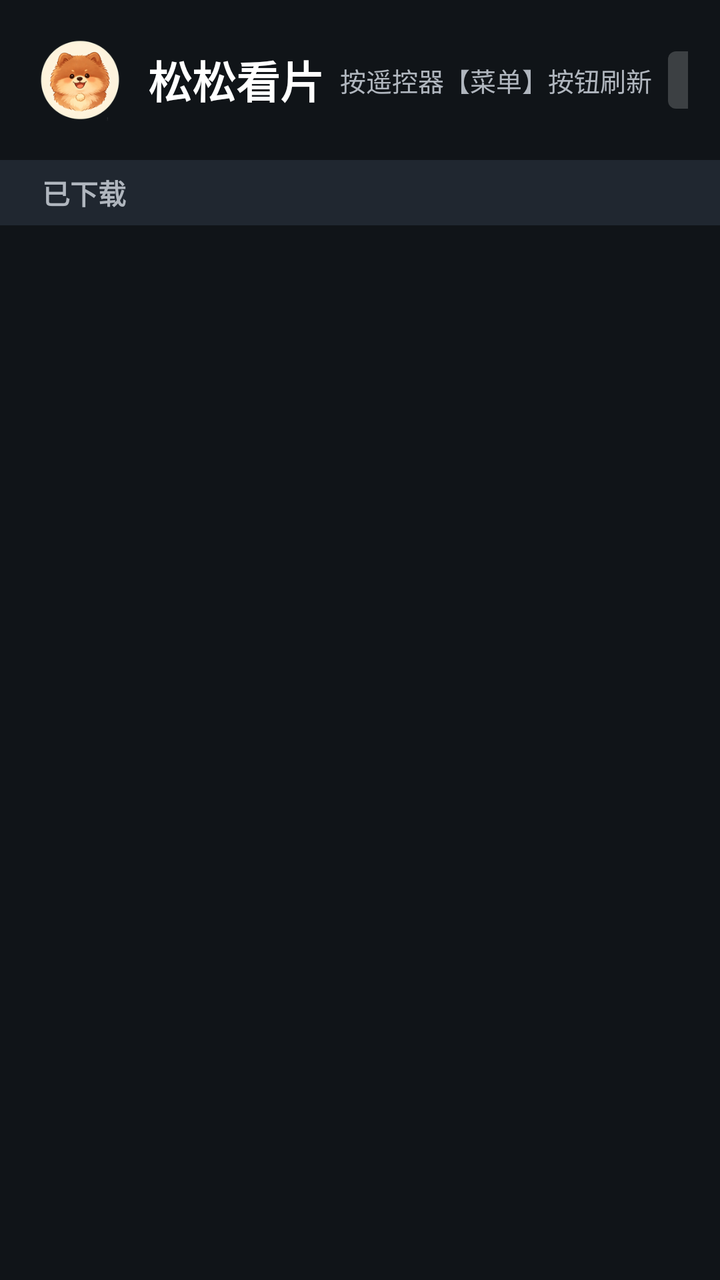
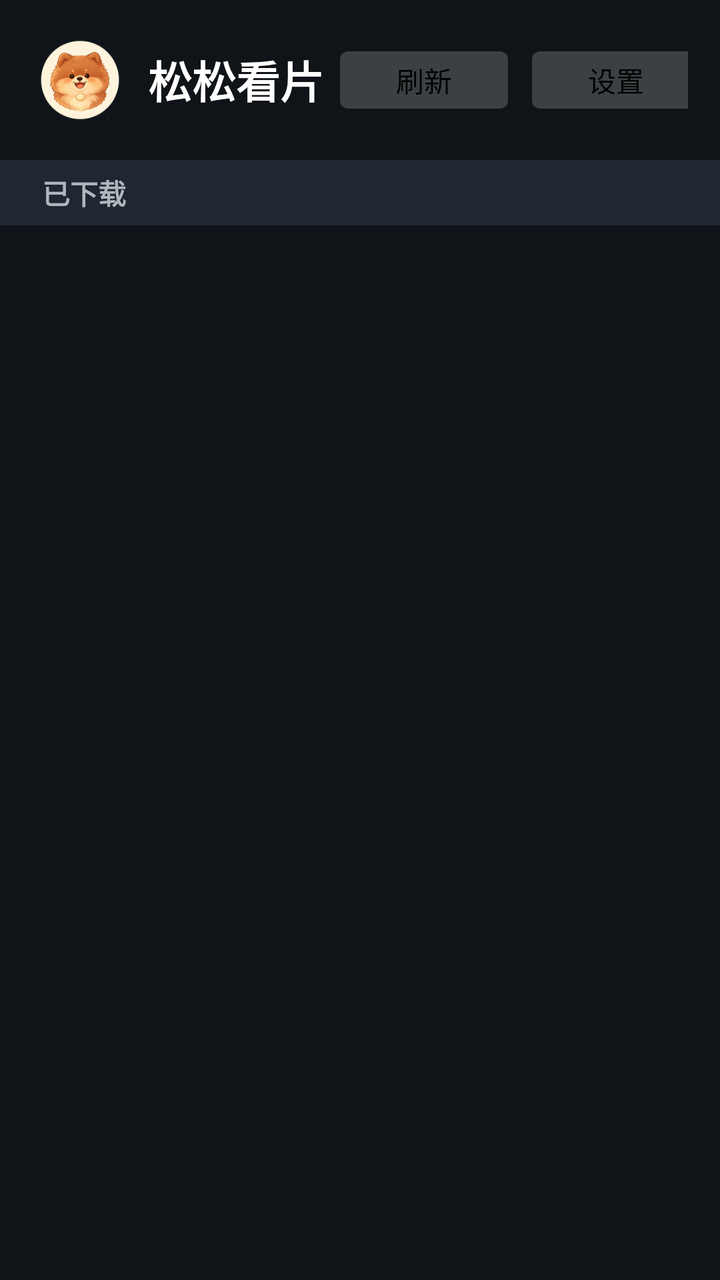

Compare the two renders of this Android layout. The source of the first and the diff that turns it into the second are given below.
<!-- AndroidManifest.xml: another module's application theme Theme.MailM3U8 -->
<!-- res/layout/activity_list.xml -->
<?xml version="1.0" encoding="utf-8"?>
<LinearLayout xmlns:android="http://schemas.android.com/apk/res/android"
    android:layout_width="match_parent"
    android:layout_height="match_parent"
    android:orientation="vertical"
    android:background="@color/bg">

    
    <LinearLayout
        android:layout_width="match_parent"
        android:layout_height="wrap_content"
        android:orientation="horizontal"
        android:gravity="center_vertical"
        android:padding="16dp">

        
        <ImageView
            android:id="@+id/ivIcon"
            android:layout_width="48dp"
            android:layout_height="48dp"
            android:layout_marginEnd="10dp"
            android:background="@drawable/bg_icon_focus"
            android:contentDescription="@string/app_name"
            android:focusable="true"
            android:focusableInTouchMode="true"
            android:padding="3dp"
            android:src="@drawable/ic_head" />

        <TextView
            android:id="@+id/tvTitle"
            android:layout_width="wrap_content"
            android:layout_height="wrap_content"
            android:text="@string/app_name"
            android:textColor="@color/text_primary"
            android:textSize="22sp"
            android:textStyle="bold" />

        
        <TextView
            android:id="@+id/tvVersion"
            android:layout_width="wrap_content"
            android:layout_height="wrap_content"
            android:layout_marginStart="8dp"
            android:text=""
            android:textColor="@color/text_secondary"
            android:textSize="14sp" />

        <View
            android:layout_width="0dp"
            android:layout_height="1dp"
            android:layout_weight="1" />

        <TextView
            android:layout_width="wrap_content"
            android:layout_height="wrap_content"
            android:text="按遥控器【菜单】按钮刷新"
            android:textColor="@color/text_secondary"
            android:textSize="13sp"
            android:layout_marginEnd="8dp" />

        <Button
            android:id="@+id/btnRefresh"
            android:layout_width="84dp"
            android:layout_height="wrap_content"
            android:focusable="true"
            android:focusableInTouchMode="true"
            android:background="@drawable/bg_btn_selector"
            android:gravity="center"
            android:textSize="14sp"
            android:minWidth="0dp"
            android:minHeight="0dp"
            android:paddingTop="4dp"
            android:paddingBottom="4dp"
            android:text="@string/action_refresh" />

        <Button
            android:id="@+id/btnSettings"
            android:layout_width="84dp"
            android:layout_height="wrap_content"
            android:layout_marginStart="12dp"
            android:focusable="true"
            android:focusableInTouchMode="true"
            android:background="@drawable/bg_btn_selector"
            android:gravity="center"
            android:textSize="14sp"
            android:minWidth="0dp"
            android:minHeight="0dp"
            android:paddingTop="4dp"
            android:paddingBottom="4dp"
            android:text="@string/action_settings" />

        <Button
            android:id="@+id/btnSearch"
            android:layout_width="84dp"
            android:layout_height="wrap_content"
            android:layout_marginStart="12dp"
            android:focusable="true"
            android:focusableInTouchMode="true"
            android:background="@drawable/bg_btn_selector"
            android:gravity="center"
            android:textSize="14sp"
            android:minWidth="0dp"
            android:minHeight="0dp"
            android:paddingTop="4dp"
            android:paddingBottom="4dp"
            android:text="@string/action_search" />
    </LinearLayout>

    
    <LinearLayout
        android:layout_width="match_parent"
        android:layout_height="wrap_content"
        android:orientation="horizontal"
        android:gravity="center_vertical"
        android:background="@color/bg_header"
        android:paddingStart="10dp"
        android:paddingEnd="10dp"
        android:paddingTop="6dp"
        android:paddingBottom="6dp">

        
        <TextView
            android:layout_width="64dp"
            android:layout_height="wrap_content"
            android:text="@string/dl_col_downloaded"
            android:textColor="@color/text_secondary"
            android:textSize="14sp"
            android:textStyle="bold"
            android:gravity="center" />

        <LinearLayout
            android:id="@+id/llHeaderFields"
            android:layout_width="0dp"
            android:layout_height="wrap_content"
            android:layout_weight="1"
            android:orientation="horizontal"
            android:gravity="center_vertical" />

        
        <View
            android:layout_width="84dp"
            android:layout_height="1dp" />

        
        <View
            android:layout_width="84dp"
            android:layout_height="1dp"
            android:layout_marginStart="6dp" />

        
        <View
            android:layout_width="56dp"
            android:layout_height="1dp"
            android:layout_marginStart="6dp" />
    </LinearLayout>

    <androidx.recyclerview.widget.RecyclerView
        android:id="@+id/rvList"
        android:layout_width="match_parent"
        android:layout_height="0dp"
        android:layout_weight="1"
        android:clipToPadding="false"
        android:paddingBottom="8dp"
        android:scrollbars="vertical" />

    <TextView
        android:id="@+id/tvEmpty"
        android:layout_width="match_parent"
        android:layout_height="0dp"
        android:layout_weight="1"
        android:gravity="center"
        android:text="@string/empty_hint"
        android:textColor="@color/text_secondary"
        android:textSize="18sp"
        android:visibility="gone" />
</LinearLayout>
<!-- resources referenced by this layout -->
<resources>
  <color name="bg">#FF101418</color>
  <color name="bg_header">#FF202730</color>
  <color name="text_primary">#FFFFFFFF</color>
  <color name="text_secondary">#FFB0B6BE</color>
  <!-- drawable bg_btn_selector (drawable) -->
  <?xml version="1.0" encoding="utf-8"?>
  <selector xmlns:android="http://schemas.android.com/apk/res/android">
      <item android:state_focused="true" android:drawable="@drawable/btn_focused" />
      <item android:state_pressed="true" android:drawable="@drawable/btn_focused" />
      <item android:drawable="@drawable/btn_normal" />
  </selector>
  <!-- drawable bg_icon_focus (drawable) -->
  <?xml version="1.0" encoding="utf-8"?>
  <selector xmlns:android="http://schemas.android.com/apk/res/android">
      
      <item android:state_focused="true">
          <shape android:shape="rectangle">
              <stroke android:width="2dp" android:color="#FFD700" />
              <corners android:radius="12dp" />
              <solid android:color="#00000000" />
          </shape>
      </item>
      <item>
          <shape android:shape="rectangle">
              <solid android:color="#00000000" />
          </shape>
      </item>
  </selector>
  <string name="action_refresh">刷新</string>
  <string name="action_search">搜索</string>
  <string name="action_settings">设置</string>
  <string name="app_name">松松看片</string>
  <string name="dl_col_downloaded">已下载</string>
  <string name="empty_hint">暂无影片。按刷新键从片库地址拉取。</string>
  <style name="Theme.MailM3U8" parent="Theme.Leanback">
          <item name="android:windowBackground">@color/bg</item>
          <item name="android:colorBackground">@color/bg</item>
          <item name="android:textColorPrimary">@color/text_primary</item>
          
          <item name="android:buttonBarButtonStyle">@style/DlgBtn</item>
          <item name="android:alertDialogTheme">@style/AlertDlg</item>
      </style>
  <!-- drawable btn_focused (drawable) -->
  <?xml version="1.0" encoding="utf-8"?>
  <shape xmlns:android="http://schemas.android.com/apk/res/android"
      android:shape="rectangle">
      <solid android:color="@color/btn_focused_bg" />
      <corners android:radius="4dp" />
  </shape>
  <!-- drawable btn_normal (drawable) -->
  <?xml version="1.0" encoding="utf-8"?>
  <shape xmlns:android="http://schemas.android.com/apk/res/android"
      android:shape="rectangle">
      <solid android:color="@color/btn_normal_bg" />
      <corners android:radius="4dp" />
  </shape>
  <style name="AlertDlg" parent="@android:style/Theme.DeviceDefault.Dialog.Alert">
          <item name="android:buttonBarButtonStyle">@style/DlgBtn</item>
      </style>
  <color name="btn_focused_bg">#FF1E88E5</color>
  <color name="btn_normal_bg">#FF3C4043</color>
  <!-- drawable bg_dlg_btn (drawable) -->
  <?xml version="1.0" encoding="utf-8"?>
  <shape xmlns:android="http://schemas.android.com/apk/res/android"
      android:shape="rectangle">
      <solid android:color="@color/btn_normal_bg" />
      <stroke
          android:width="1dp"
          android:color="#66FFFFFF" />
      <corners android:radius="4dp" />
  </shape>
  <!-- unchanged entries left out for length: 2 -->
</resources>

<!-- the commit's change to res/layout/activity_list.xml (unified diff, before → after) -->
@@ -49,14 +49,6 @@
             android:layout_width="0dp"
             android:layout_height="1dp"
             android:layout_weight="1" />
-
-        <TextView
-            android:layout_width="wrap_content"
-            android:layout_height="wrap_content"
-            android:text="按遥控器【菜单】按钮刷新"
-            android:textColor="@color/text_secondary"
-            android:textSize="13sp"
-            android:layout_marginEnd="8dp" />
 
         <Button
             android:id="@+id/btnRefresh"
@@ -161,7 +153,10 @@
         android:layout_weight="1"
         android:clipToPadding="false"
         android:paddingBottom="8dp"
-        android:scrollbars="vertical" />
+        android:scrollbars="vertical"
+        android:scrollbarThumbVertical="@drawable/scrollbar_thumb"
+        android:scrollbarSize="6dp"
+        android:scrollbarDefaultDelayBeforeFade="1500" />
 
     <TextView
         android:id="@+id/tvEmpty"
<!-- resource entries referenced after the edit -->
@@ -28,6 +28,13 @@
           </shape>
       </item>
   </selector>
+  <!-- drawable scrollbar_thumb (drawable) -->
+  <?xml version="1.0" encoding="utf-8"?>
+  <shape xmlns:android="http://schemas.android.com/apk/res/android"
+      android:shape="rectangle">
+      <solid android:color="#80FFFFFF" />
+      <corners android:radius="3dp" />
+  </shape>
   <string name="action_refresh">刷新</string>
   <string name="action_search">搜索</string>
   <string name="action_settings">设置</string>
@@ -63,6 +70,13 @@
   <color name="btn_normal_bg">#FF3C4043</color>
   <!-- drawable bg_dlg_btn (drawable) -->
   <?xml version="1.0" encoding="utf-8"?>
+  <selector xmlns:android="http://schemas.android.com/apk/res/android">
+      <item android:state_focused="true" android:drawable="@drawable/btn_focused" />
+      <item android:state_pressed="true" android:drawable="@drawable/btn_focused" />
+      <item android:drawable="@drawable/btn_normal_outline" />
+  </selector>
+  <!-- drawable btn_normal_outline (drawable) -->
+  <?xml version="1.0" encoding="utf-8"?>
   <shape xmlns:android="http://schemas.android.com/apk/res/android"
       android:shape="rectangle">
       <solid android:color="@color/btn_normal_bg" />
